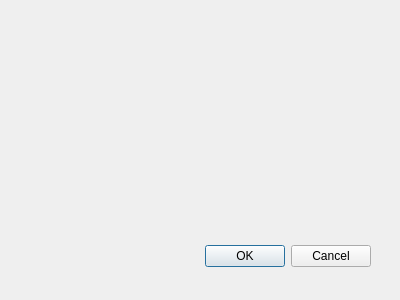
The window that try_Client/register.ui (LittleQili/Chatroom_Client) describes before a commit, drawn with Qt 5.
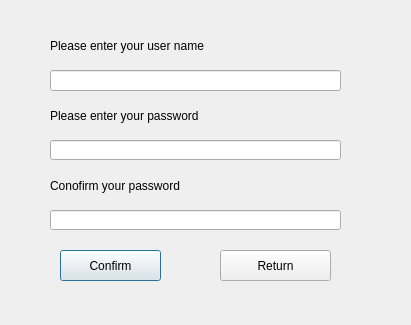
The same window after the commit.

Commit message: finish logical register

```diff
--- a/try_Client/register.ui
+++ b/try_Client/register.ui
@@ -8,27 +8,115 @@
    <rect>
     <x>0</x>
     <y>0</y>
-    <width>400</width>
-    <height>300</height>
+    <width>411</width>
+    <height>325</height>
    </rect>
   </property>
   <property name="windowTitle">
    <string>Dialog</string>
   </property>
-  <widget name="buttonBox" class="QDialogButtonBox">
+  <property name="sizeGripEnabled">
+   <bool>false</bool>
+  </property>
+  <widget class="QLabel" name="label">
    <property name="geometry">
     <rect>
-     <x>30</x>
-     <y>240</y>
-     <width>341</width>
-     <height>32</height>
+     <x>50</x>
+     <y>30</y>
+     <width>291</width>
+     <height>31</height>
     </rect>
    </property>
-   <property name="orientation">
-    <enum>Qt::Horizontal</enum>
+   <property name="text">
+    <string>Please enter your user name</string>
    </property>
-   <property name="standardButtons">
-    <set>QDialogButtonBox::Cancel|QDialogButtonBox::Ok</set>
+  </widget>
+  <widget class="QLineEdit" name="user_name">
+   <property name="geometry">
+    <rect>
+     <x>50</x>
+     <y>70</y>
+     <width>291</width>
+     <height>21</height>
+    </rect>
+   </property>
+  </widget>
+  <widget class="QLabel" name="label_2">
+   <property name="geometry">
+    <rect>
+     <x>50</x>
+     <y>100</y>
+     <width>291</width>
+     <height>31</height>
+    </rect>
+   </property>
+   <property name="text">
+    <string>Please enter your password</string>
+   </property>
+  </widget>
+  <widget class="QLineEdit" name="password">
+   <property name="geometry">
+    <rect>
+     <x>50</x>
+     <y>140</y>
+     <width>291</width>
+     <height>20</height>
+    </rect>
+   </property>
+   <property name="echoMode">
+    <enum>QLineEdit::Password</enum>
+   </property>
+  </widget>
+  <widget class="QLabel" name="label_3">
+   <property name="geometry">
+    <rect>
+     <x>50</x>
+     <y>170</y>
+     <width>291</width>
+     <height>31</height>
+    </rect>
+   </property>
+   <property name="text">
+    <string>Conofirm your password</string>
+   </property>
+  </widget>
+  <widget class="QLineEdit" name="password_confirm">
+   <property name="geometry">
+    <rect>
+     <x>50</x>
+     <y>210</y>
+     <width>291</width>
+     <height>20</height>
+    </rect>
+   </property>
+   <property name="echoMode">
+    <enum>QLineEdit::Password</enum>
+   </property>
+  </widget>
+  <widget class="QPushButton" name="Confirm">
+   <property name="geometry">
+    <rect>
+     <x>60</x>
+     <y>250</y>
+     <width>101</width>
+     <height>31</height>
+    </rect>
+   </property>
+   <property name="text">
+    <string>Confirm</string>
+   </property>
+  </widget>
+  <widget class="QPushButton" name="Return">
+   <property name="geometry">
+    <rect>
+     <x>220</x>
+     <y>250</y>
+     <width>111</width>
+     <height>31</height>
+    </rect>
+   </property>
+   <property name="text">
+    <string>Return</string>
    </property>
   </widget>
  </widget>
```
Left out of the diff: 42 changed lines with no effect on the pictures. The commit also changes 15 other files.
